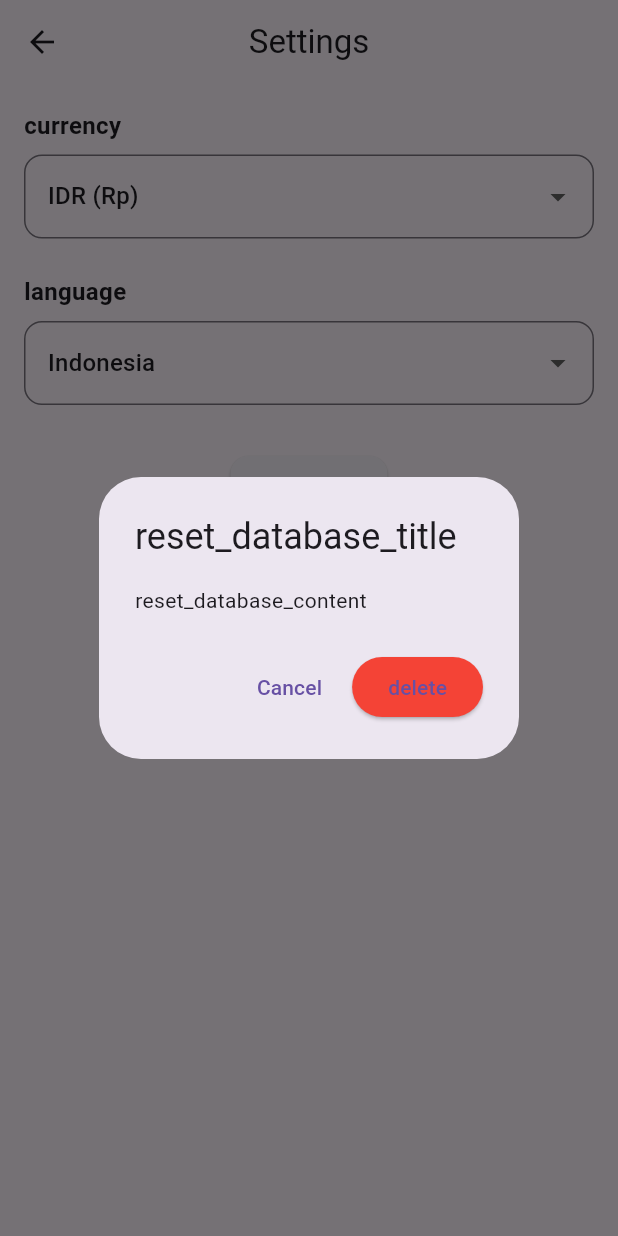
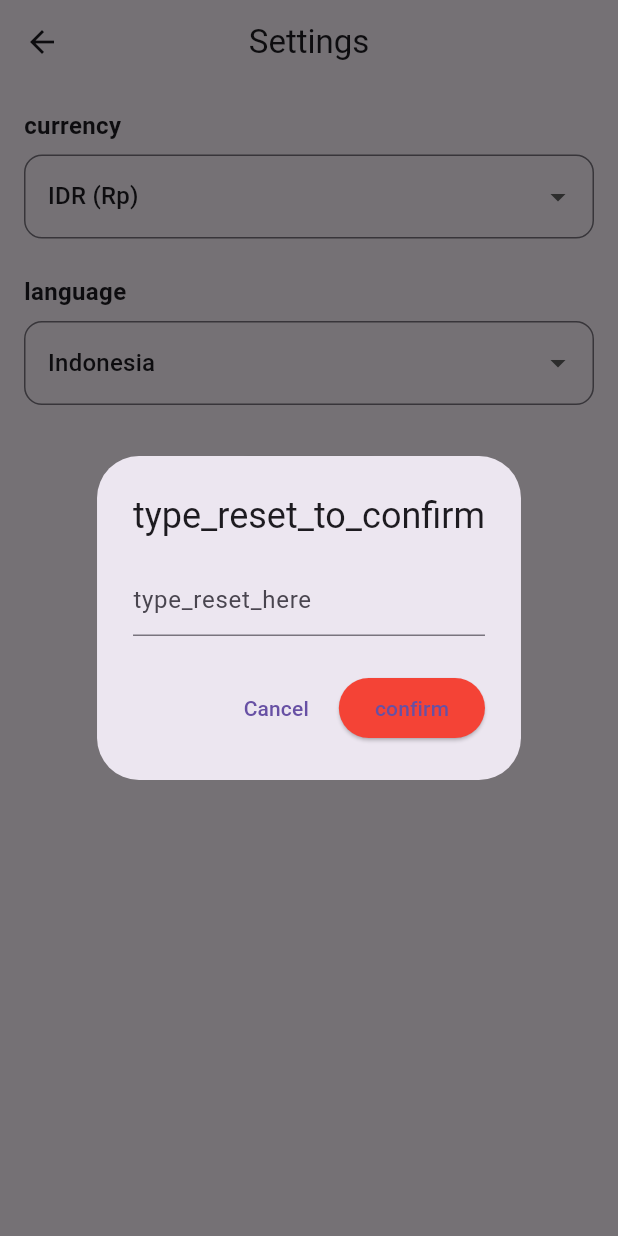
Before and after one commit to triagungbiantoro-sketch/famfinplan, a Flutter app: the SettingsScreen screen opened directly, after a tap on "reset_database", on a phone screen of 412 x 824 dp. Run offline on Flutter 3.47's test engine with Material 3 defaults, Android fonts, the phone set to English and light mode, and no system bars; our stand-ins replace easy_localization, shared_preferences, sqflite; accounts and stored records are empty.

Commit message:
konfirmasi reset database

```diff
--- a/lib/screens/settings_screen.dart
+++ b/lib/screens/settings_screen.dart
@@ -59,11 +59,18 @@ class _SettingsScreenState extends State<SettingsScreen> {
   }
 
   Future<void> _resetDatabase() async {
+    // Dialog input teks untuk konfirmasi mengetik "RESET"
+    final controller = TextEditingController();
     final confirmed = await showDialog<bool>(
       context: context,
       builder: (context) => AlertDialog(
-        title: Text(tr("reset_database_title")),
-        content: Text(tr("reset_database_content")),
+        title: Text(tr("type_reset_to_confirm")),
+        content: TextField(
+          controller: controller,
+          decoration: InputDecoration(
+            hintText: tr("type_reset_here"),
+          ),
+        ),
         actions: [
           TextButton(
             child: Text(tr("cancel")),
@@ -71,20 +78,43 @@ class _SettingsScreenState extends State<SettingsScreen> {
           ),
           ElevatedButton(
             style: ElevatedButton.styleFrom(backgroundColor: Colors.red),
-            onPressed: () => Navigator.pop(context, true),
-            child: Text(tr("delete")),
+            child: Text(tr("confirm")),
+            onPressed: () {
+              if (controller.text.trim().toUpperCase() == "RESET") {
+                Navigator.pop(context, true);
+              } else {
+                ScaffoldMessenger.of(context).showSnackBar(
+                  SnackBar(content: Text(tr("reset_not_confirmed"))),
+                );
+              }
+            },
           ),
         ],
       ),
     );
 
-    if (confirmed == true) {
-      await DatabaseHelper.instance.resetDatabase();
-      if (!mounted) return;
+    if (confirmed != true) return;
+
+    // Backup database sebelum reset
+    final backupPath = await DatabaseHelper.instance.backupDatabase();
+    if (!mounted) return;
+
+    if (backupPath != null) {
       ScaffoldMessenger.of(context).showSnackBar(
-        SnackBar(content: Text(tr("database_reset_success"))),
+        SnackBar(content: Text(tr("backup_success") + ": $backupPath")),
+      );
+    } else {
+      ScaffoldMessenger.of(context).showSnackBar(
+        SnackBar(content: Text(tr("backup_failed"))),
       );
     }
+
+    // Reset database
+    await DatabaseHelper.instance.resetDatabase();
+    if (!mounted) return;
+    ScaffoldMessenger.of(context).showSnackBar(
+      SnackBar(content: Text(tr("database_reset_success"))),
+    );
   }
 
   @override
@@ -166,8 +196,14 @@ class _SettingsScreenState extends State<SettingsScreen> {
                   const SizedBox(height: 16),
                   ElevatedButton.icon(
                     onPressed: _resetDatabase,
-                    icon: const Icon(Icons.delete_forever),
-                    label: Text(tr("reset_database")),
+                   icon: const Icon(
+                      Icons.delete_forever,
+                      color: Colors.white, // icon putih
+                      ),
+                      label: Text(
+                        tr("reset_database"),
+                        style: const TextStyle(color: Colors.white), // teks putih
+                      ),
                     style: ElevatedButton.styleFrom(
                       backgroundColor: Colors.red,
                       padding: const EdgeInsets.symmetric(horizontal: 24, vertical: 12),
```
Also changed, not shown: lib/db/database_helper.dart (+25 -3 lines).
